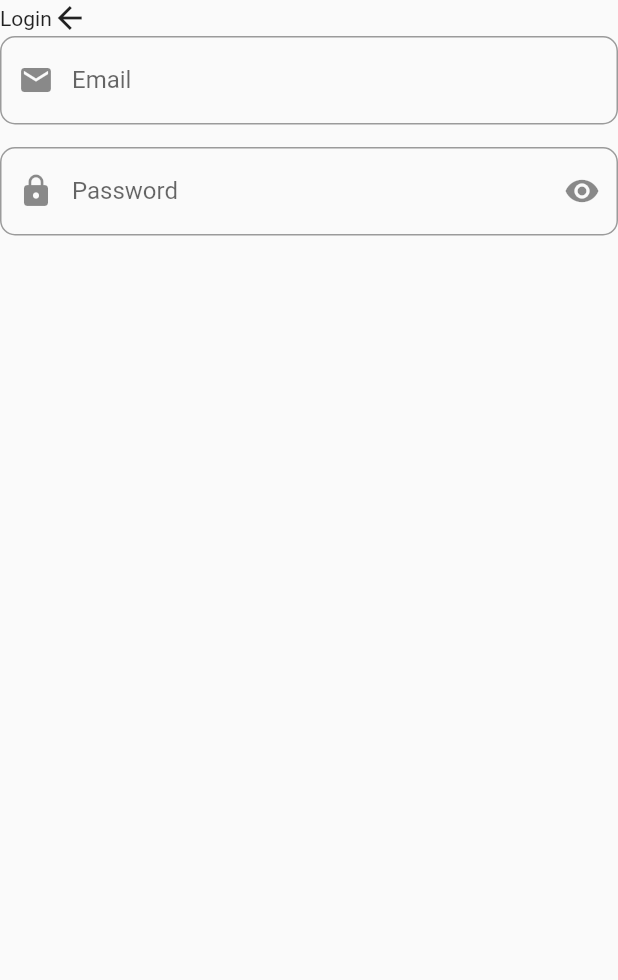
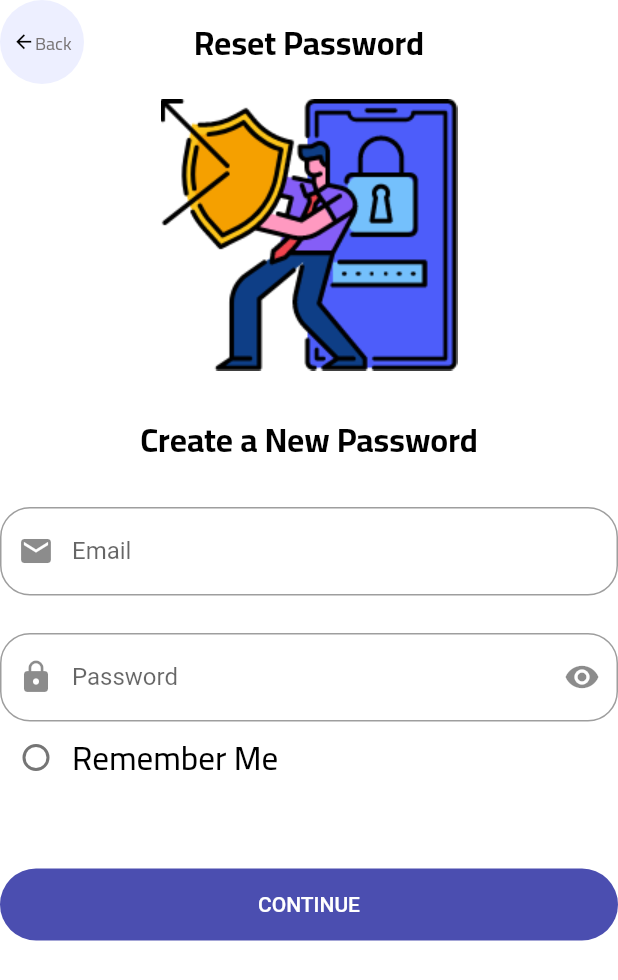
Before and after one commit to Tarekelsayed44/Graduation_project, a Flutter app: the screen it shows after launch, on a phone screen of 412 x 824 dp. Shown: the top 980 px of the screen. Run offline on Flutter 3.47's test engine with Material 2 defaults, Android fonts, the light colour scheme and no system bars; our stand-ins replace easy_localization, flutter_phoenix, get_it, hexcolor, shared_preferences.

Commit message:
splash(1,2)& onbording & resetpass

```diff
--- a/lib/app/app.dart
+++ b/lib/app/app.dart
@@ -2,6 +2,9 @@ import 'package:easy_localization/easy_localization.dart';
 import 'package:flutter/material.dart';
 import 'package:get_it/get_it.dart';
 import 'package:pick_park/screens/login_screen/login_screen.dart';
+import 'package:pick_park/screens/on_bording/onbording_Screen.dart';
+import 'package:pick_park/screens/reset_password/resetPassword.dart';
+import 'package:pick_park/screens/splash/splach2.dart';
 import 'package:pick_park/screens/splash/splash1.dart';
 import 'package:pick_park/shared/styles/theme.dart';
 
@@ -34,7 +37,7 @@ class _MyAppState extends State<MyApp> {
       debugShowCheckedModeBanner: false,
       //onGenerateRoute: RouteGenerator.getRoute,
      // initialRoute: Routes.loginRoute,
-     home: loginScreen(),
+     home: ResetPass(),
       theme: ThemeData(),
     );
   }
--- a/lib/presentations/resources/assets_manager.dart
+++ b/lib/presentations/resources/assets_manager.dart
@@ -6,6 +6,7 @@ class ImageAssets {
   static const String onboardingLogo1 = "$imagePath/onboarding_logo1.png";
   static const String onboardingLogo2 = "$imagePath/onboarding_logo2.png";
   static const String onboardingLogo3 = "$imagePath/onboarding_logo3.png";
+  static const String resetpass = "$imagePath/resetpass.png";
 }
 
 class JsonAssets {
--- a/lib/presentations/resources/string_manager.dart
+++ b/lib/presentations/resources/string_manager.dart
@@ -1,11 +1,14 @@
 class AppStrings {
   static const noRouteFound = "No Route Found";
-  static const onBoardingTitle1 = "on_boarding_title1";
-  static const onBoardingTitle2 = "on_boarding_title2";
-  static const onBoardingTitle3 = "on_boarding_title3";
-  static const onBoardingSubTitle1 = "on_boarding_desc1";
-  static const onBoardingSubTitle2 = "on_boarding_desc2";
-  static const onBoardingSubTitle3 = "on_boarding_desc3";
+  static const splashText1 = "Welcome To";
+  static const splashText2 = "Pick Park";
+  static const splashText3 = "Best Application For Parking Your Car";
+  static const onBoardingTitle1 ="Locate the nearest parking lot for your car";
+  static const onBoardingTitle2 = "Set your parking time";
+  static const onBoardingTitle3 = "Make payment easy";
+  static const onBoardingSubTitle1 = "We'll help you find nearby parking\n You can park your car easily";
+  static const onBoardingSubTitle2 = "We will help you to park your car\n At your convenient time";
+  static const onBoardingSubTitle3 = "Pay immediately or pay later\n We don't worry about immediate payment";
   static const next ="next";
   static const skip = "skip";
   static const username = "username_hint";
@@ -42,6 +45,10 @@ class AppStrings {
   static const String contactUs = "contact_us";
   static const String inviteYourFriends = "invite_your_friends";
   static const String logout = "logout";
+  static const containue = "continue";
+  static const rememberMe = "remember_me";
+  static const back = "back";
+  static const String resetPassword2 = "Create_a_New_Password";
 
   // error handler
   static const String badRequestError = "bad_request_error";
--- a/lib/presentations/resources/styles_manager.dart
+++ b/lib/presentations/resources/styles_manager.dart
@@ -20,7 +20,7 @@ TextStyle getRegularStyle(
 // medium style
 
 TextStyle getMediumStyle(
-    {double fontSize = FontSize.s12, required Color color}) {
+    {double fontSize = FontSize.s22, required Color color}) {
   return _getTextStyle(fontSize, FontWeightManager.medium, color);
 }
 
@@ -34,13 +34,13 @@ TextStyle getLightStyle(
 // bold style
 
 TextStyle getBoldStyle(
-    {double fontSize = FontSize.s12, required Color color}) {
+    {double fontSize = FontSize.s22, required Color color}) {
   return _getTextStyle(fontSize, FontWeightManager.bold, color);
 }
 
 // semibold style
 
 TextStyle getSemiBoldStyle(
-    {double fontSize = FontSize.s12, required Color color}) {
+    {double fontSize = FontSize.s22, required Color color}) {
   return _getTextStyle(fontSize, FontWeightManager.semiBold, color);
 }
--- /dev/null
+++ b/lib/screens/reset_password/resetPassword.dart
@@ -0,0 +1,155 @@
+import 'package:easy_localization/easy_localization.dart';
+import 'package:flutter/material.dart';
+import 'package:pick_park/presentations/resources/assets_manager.dart';
+import 'package:pick_park/presentations/resources/string_manager.dart';
+import 'package:pick_park/presentations/resources/styles_manager.dart';
+import 'package:pick_park/shared/components/component.dart';
+
+class ResetPass extends StatefulWidget {
+  const ResetPass({Key? key}) : super(key: key);
+
+  @override
+  State<ResetPass> createState() => _ResetPassState();
+}
+
+class _ResetPassState extends State<ResetPass> {
+  @override
+  Widget build(BuildContext context) {
+    var emailController = TextEditingController();
+    var passwordController = TextEditingController();
+    bool checkBoxValue = false;
+
+    return Scaffold(
+      appBar: AppBar(
+        backgroundColor: Colors.white,
+        elevation: 0,
+        leading: GestureDetector(
+          onTap: () {},
+          child: Container(
+            alignment: Alignment.center,
+            decoration: BoxDecoration(
+              color: Color(0xffedefff),
+              borderRadius: BorderRadius.circular(35),
+            ),
+            child: Row(
+              mainAxisSize: MainAxisSize.min,
+              children: [
+                Icon(
+                  Icons.arrow_back,
+                  color: Colors.black,
+                  size: 15,
+                ),
+                Text(
+                  AppStrings.back.tr(),
+                  style: getRegularStyle(color: Color(0xff777374)),
+                ),
+              ],
+            ),
+          ),
+        ),
+        //button1,
+        // leading: (defaultButton(
+        //   function: () {},
+        //   icon: Icon(
+        //     Icons.arrow_back,
+        //     size: 10,
+        //     color: Colors.black,
+        //   ),
+        //   text: (AppStrings.back.tr()),
+        //   textColor: Color(0xff777374),
+        //   color: Color(0xffedefff),
+        //   height: 15,
+        //   width: 20
+        // )),
+        title: Text(
+          AppStrings.resetPassword.tr(),
+          style: getBoldStyle(
+            color: Colors.black,
+          ),
+        ),
+        centerTitle: true,
+      ),
+      body: SafeArea(
+        child: SingleChildScrollView(
+          child: Column(
+            mainAxisAlignment: MainAxisAlignment.center,
+            crossAxisAlignment: CrossAxisAlignment.center,
+            children: [
+              SizedBox(
+                height: 10,
+              ),
+              Center(
+                  child: Image(
+                image: AssetImage(ImageAssets.resetpass),
+                width: 198,
+                height: 181,
+              )),
+              SizedBox(
+                height: 25,
+              ),
+              Text(
+                AppStrings.resetPassword2.tr(),
+                style: getBoldStyle(
+                  color: Colors.black,
+                ),
+                textAlign: TextAlign.start,
+              ),
+              SizedBox(
+                height: 25,
+              ),
+              defaultFormField(
+                controller: emailController,
+                type: TextInputType.emailAddress,
+                label: AppStrings.emailHint.tr(),
+                prefix: Icons.email,
+                radius: 20,
+              ),
+              SizedBox(
+                height: 25,
+              ),
+              defaultFormField(
+                  controller: passwordController,
+                  isPassword: true,
+                  radius: 20,
+                  type: TextInputType.visiblePassword,
+                  label: AppStrings.password.tr(),
+                  prefix: Icons.lock,
+                  suffix: Icons.remove_red_eye,
+                  suffixPressed: () {}),
+              Row(
+                children: [
+                  Checkbox(
+                    value: checkBoxValue,
+                    onChanged: (newValue) {
+                      checkBoxValue = !newValue!;
+                    },
+                    activeColor: Color(0xff4b4eb0),
+                    checkColor: Color(0xff4b4eb0),
+                    shape: CircleBorder(
+                        side: BorderSide(style: BorderStyle.solid)),
+                  ),
+                  Text(
+                    AppStrings.rememberMe.tr(),
+                    style: getMediumStyle(color: Colors.black),
+                  ),
+                ],
+              ),
+              SizedBox(
+                height: 50,
+              ),
+              defaultButton(
+                function: () {},
+                text: AppStrings.containue.tr(),
+                color: Color(0xff4b4eb0),
+                textColor: Colors.white,
+                radius: 35,
+                isUpperCase: true,
+              ),
+            ],
+          ),
+        ),
+      ),
+      backgroundColor: Colors.white,
+    );
+  }
+}
--- a/lib/shared/components/component.dart
+++ b/lib/shared/components/component.dart
@@ -6,6 +6,7 @@ Widget defaultButton({
   required String text,
   double radius = 0.0,
   bool isUpperCase = true,
+  Color textColor=Colors.white,
 }) =>
     Container(
       width: width,
@@ -13,10 +14,12 @@ Widget defaultButton({
         onPressed: () => function(),
         child: Text(
           isUpperCase ? text.toUpperCase() : text,
+          style: TextStyle(color: textColor),
         ),
       ),
       decoration: BoxDecoration(
         borderRadius: BorderRadius.circular(radius),
+
         color: color,
       ),
     );
@@ -28,6 +31,7 @@ Widget defaultFormField({
   required TextInputType type,
   Function? onchange,
   validate,
+  double radius = 10.0,
   required String label,
   required IconData prefix,
   IconData? suffix,
@@ -50,7 +54,7 @@ Widget defaultFormField({
       },
       decoration: InputDecoration(
         labelText: label,
-        border: OutlineInputBorder(borderRadius: BorderRadius.circular(10.0)),
+        border: OutlineInputBorder(borderRadius: BorderRadius.circular(radius)),
         prefixIcon: Icon(
           prefix,
         ),
```
Also changed, not shown: assets/translation/ar-SA.json (+13 -7 lines), assets/translation/en-US.json (+14 -10 lines), lib/screens/on_bording/onbording_Screen.dart (added, +226 -0 lines), lib/screens/splash/splach2.dart (added, +54 -0 lines), lib/screens/splash/splash1.dart (+10 -4 lines), pubspec.yaml (+1 -6 lines), assets/images/resetpass.png (added).
